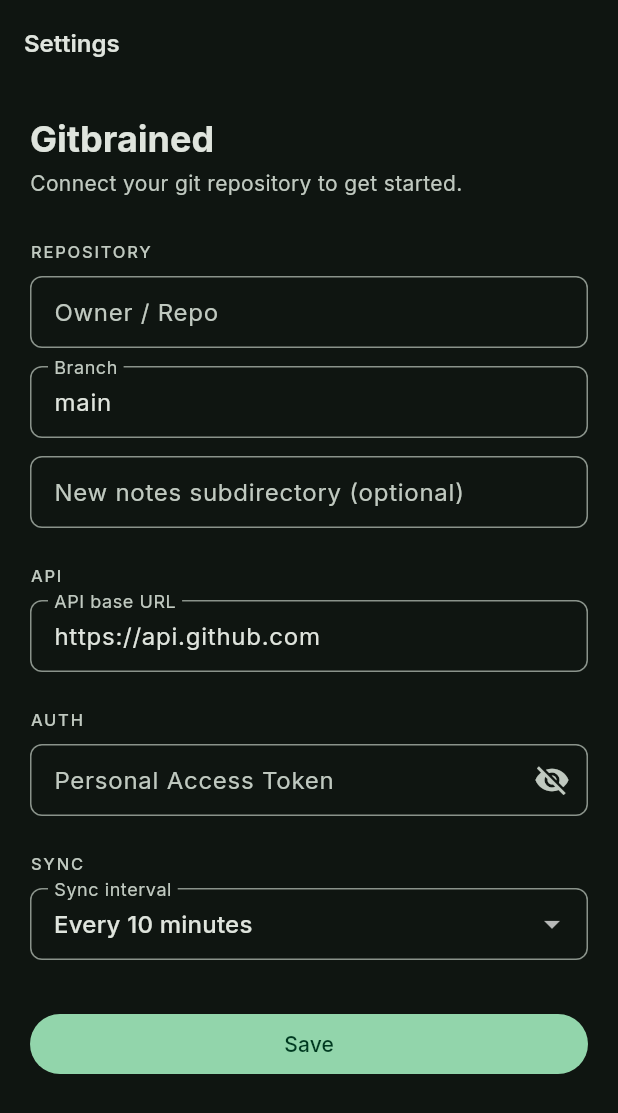
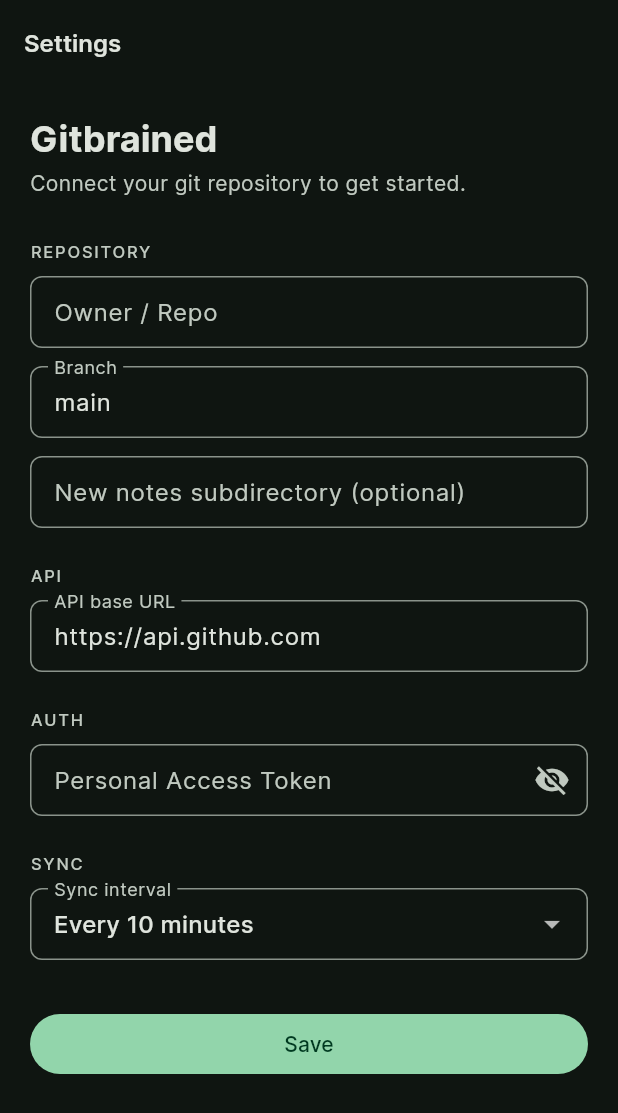
Before and after one commit to mabramo/gitbrained, a Flutter app: the screen it shows after launch, on a phone screen of 412 x 824 dp. Shown: the top 1113 px of the screen. Run offline on Flutter 3.47's test engine with Material 3 defaults, Android fonts, the phone set to English and light mode, and no system bars; our stand-ins replace dio, flutter_markdown_plus, flutter_secure_storage, shared_preferences.

Commit message:
F-Droid compliance, bundled fonts, donation button
- Remove google_fonts (runtime network fetching) — bundle Inter and
  JetBrains Mono as local assets for F-Droid compliance
- Add url_launcher for donation link
- Add 'Support development' button in Settings (Ko-fi placeholder)
- Add fastlane store metadata for Play Store and F-Droid submission
- Extract interStyle/monoStyle helpers in app.dart (DRY)

Co-Authored-By: Claude Sonnet 4.6 <noreply@anthropic.com>

```diff
--- a/lib/app.dart
+++ b/lib/app.dart
@@ -1,7 +1,46 @@
 import 'package:flutter/material.dart';
-import 'package:google_fonts/google_fonts.dart';
 import 'screens/settings_screen.dart';
 import 'screens/browser_screen.dart';
+
+const _inter = 'Inter';
+const _jetBrainsMono = 'JetBrainsMono';
+
+// Convenience helpers used across the app
+TextStyle interStyle({
+  double? fontSize,
+  FontWeight? fontWeight,
+  Color? color,
+  double? height,
+  FontStyle? fontStyle,
+  double? letterSpacing,
+}) {
+  return TextStyle(
+    fontFamily: _inter,
+    fontSize: fontSize,
+    fontWeight: fontWeight,
+    color: color,
+    height: height,
+    fontStyle: fontStyle,
+    letterSpacing: letterSpacing,
+  );
+}
+
+TextStyle monoStyle({
+  double? fontSize,
+  FontWeight? fontWeight,
+  Color? color,
+  Color? backgroundColor,
+  double? height,
+}) {
+  return TextStyle(
+    fontFamily: _jetBrainsMono,
+    fontSize: fontSize,
+    fontWeight: fontWeight,
+    color: color,
+    backgroundColor: backgroundColor,
+    height: height,
+  );
+}
 
 class GitbrainedApp extends StatelessWidget {
   final bool isConfigured;
@@ -27,18 +66,16 @@ class GitbrainedApp extends StatelessWidget {
         seedColor: const Color(0xFF7C9E87),
         brightness: brightness,
       ),
+      fontFamily: _inter,
     );
 
-    final uiFont = GoogleFonts.interTextTheme(base.textTheme);
-
     return base.copyWith(
-      textTheme: uiFont,
       appBarTheme: AppBarTheme(
         backgroundColor: base.colorScheme.surface,
         foregroundColor: base.colorScheme.onSurface,
         elevation: 0,
         scrolledUnderElevation: 1,
-        titleTextStyle: GoogleFonts.inter(
+        titleTextStyle: interStyle(
           fontSize: 16,
           fontWeight: FontWeight.w600,
           color: base.colorScheme.onSurface,
--- a/lib/screens/editor_screen.dart
+++ b/lib/screens/editor_screen.dart
@@ -1,6 +1,6 @@
 import 'package:flutter/material.dart';
-import 'package:google_fonts/google_fonts.dart';
 import 'package:provider/provider.dart';
+import '../app.dart';
 import '../models/note.dart';
 import '../services/interfaces.dart';
 import '../utils/snackbar_helper.dart';
@@ -201,7 +201,7 @@ class _EditorScreenState extends State<EditorScreen> {
                 expands: true,
                 textAlignVertical: TextAlignVertical.top,
                 keyboardType: TextInputType.multiline,
-                style: GoogleFonts.jetBrainsMono(
+                style: monoStyle(
                   fontSize: 14,
                   height: 1.7,
                   color: theme.colorScheme.onSurface,
--- a/lib/screens/settings_screen.dart
+++ b/lib/screens/settings_screen.dart
@@ -1,8 +1,12 @@
 import 'package:flutter/material.dart';
 import 'package:provider/provider.dart';
+import 'package:url_launcher/url_launcher.dart';
 import '../services/interfaces.dart';
 import '../utils/snackbar_helper.dart';
 import 'browser_screen.dart';
+
+// Update this to your actual donation page URL once you have one
+const _donationUrl = 'https://ko-fi.com/gitbrained';
 
 class SettingsScreen extends StatefulWidget {
   final bool isFirstLaunch;
@@ -202,6 +206,23 @@ class _SettingsScreenState extends State<SettingsScreen> {
                     )
                   : const Text('Save'),
             ),
+            const SizedBox(height: 12),
+            if (!widget.isFirstLaunch) ...[
+              const Divider(height: 40),
+              OutlinedButton.icon(
+                key: const Key('donate_button'),
+                icon: const Icon(Icons.favorite_outline, size: 18),
+                label: const Text('Support development'),
+                onPressed: () async {
+                  final uri = Uri.parse(_donationUrl);
+                  if (!await launchUrl(uri, mode: LaunchMode.externalApplication)) {
+                    if (context.mounted) {
+                      showErrorSnackBar(context, Exception('Could not open donation link.'));
+                    }
+                  }
+                },
+              ),
+            ],
           ],
         ),
       ),
```
Also changed, not shown: lib/screens/viewer_screen.dart (+14 -52 lines), pubspec.yaml (+16 -31 lines), fonts/Inter-Bold.ttf (added), fonts/Inter-Medium.ttf (added), fonts/Inter-Regular.ttf (added), fonts/Inter-SemiBold.ttf (added), fonts/JetBrainsMono-Regular.ttf (added), pubspec.lock, 9 other files.
